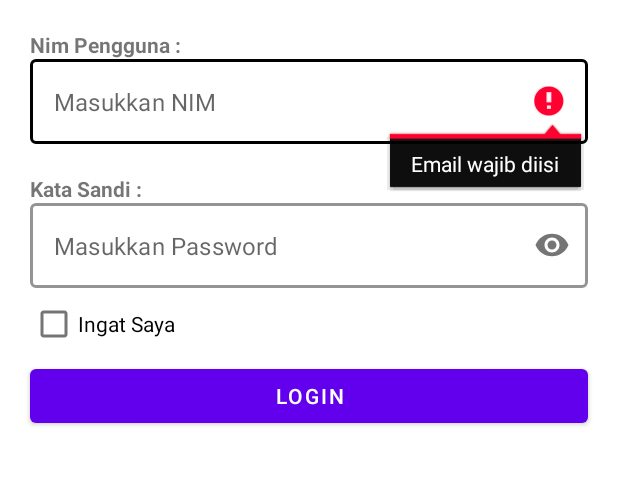
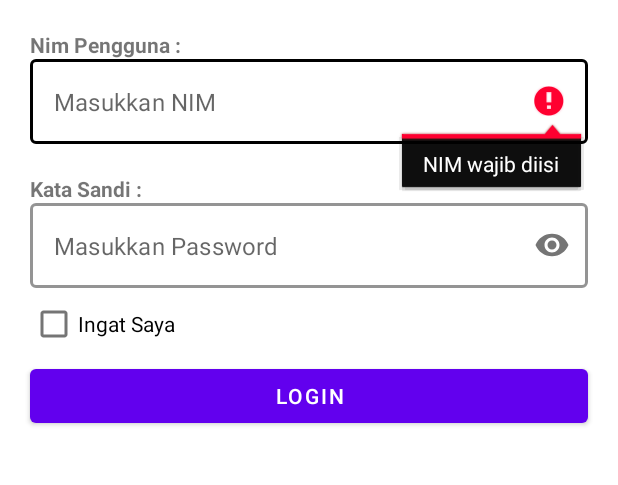
Before and after one commit to rajaallifin/MahasiswaAPP, an Android app: the screen it shows after launch (LoginActivity), after a tap on "LOGIN", on a phone screen of 412 x 824 dp, the part 71-556 px from its top. Run offline under Robolectric (Android 15) with nearby library versions, the phone set to English and light mode, and no system bars.

```diff
--- a/app/src/main/java/com/example/setoranmahasiswaapp/LoginActivity.kt
+++ b/app/src/main/java/com/example/setoranmahasiswaapp/LoginActivity.kt
@@ -42,7 +42,7 @@ class LoginActivity : AppCompatActivity() {
         val nimText = inputNim.text.toString().trim()
         val pwdText = password.text.toString().trim()
         if (nimText.isEmpty()) {
-            inputNim.error = "Email wajib diisi"
+            inputNim.error = "NIM wajib diisi"
             return@apply
         }
         if (pwdText.isEmpty()) {
```
Also changed, not shown: app/src/main/java/com/example/setoranmahasiswaapp/adapter/DetailAdapter.kt (line endings or trailing spaces).
